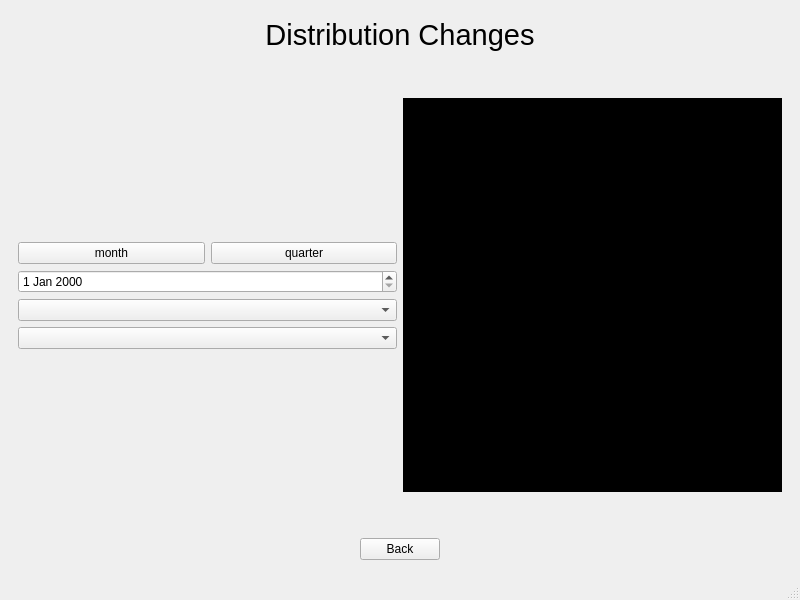
Before: the Qt Designer form app/app_ui.ui in IIS-ZPI/ZPI2023_IO1_MVP, drawn with Qt 5.
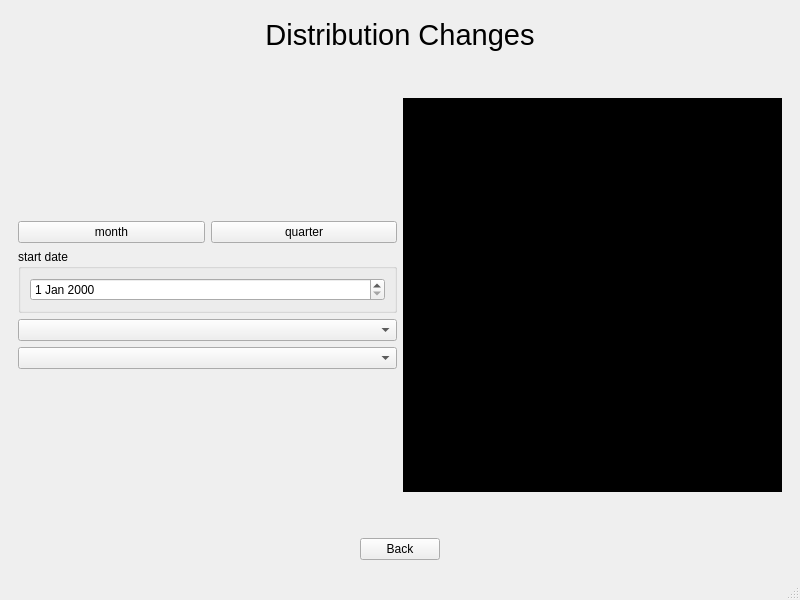
After: the same form once the commit is applied. The open tabs and pages were chosen to show the change.

Commit message: Update gui, date exception

Diff of the .ui file:
```diff
--- a/app/app_ui.ui
+++ b/app/app_ui.ui
@@ -166,7 +166,19 @@
         <item row="1" column="0">
          <layout class="QGridLayout" name="gridLayout_3" rowstretch="0,0,0,0,0,0,0">
           <item row="2" column="0" colspan="2">
-           <widget class="QDateEdit" name="dateEdit"/>
+           <widget class="QGroupBox" name="groupBox">
+            <property name="title">
+             <string>start date</string>
+            </property>
+            <layout class="QVBoxLayout" name="verticalLayout">
+             <property name="sizeConstraint">
+              <enum>QLayout::SizeConstraint::SetDefaultConstraint</enum>
+             </property>
+             <item>
+              <widget class="QDateEdit" name="dateEdit"/>
+             </item>
+            </layout>
+           </widget>
           </item>
           <item row="4" column="0" colspan="2">
            <widget class="QComboBox" name="comboBoxDistribution1"/>
```
Left out of the diff: 70 changed lines with no effect on the pictures. The commit also changes 2 other files.
